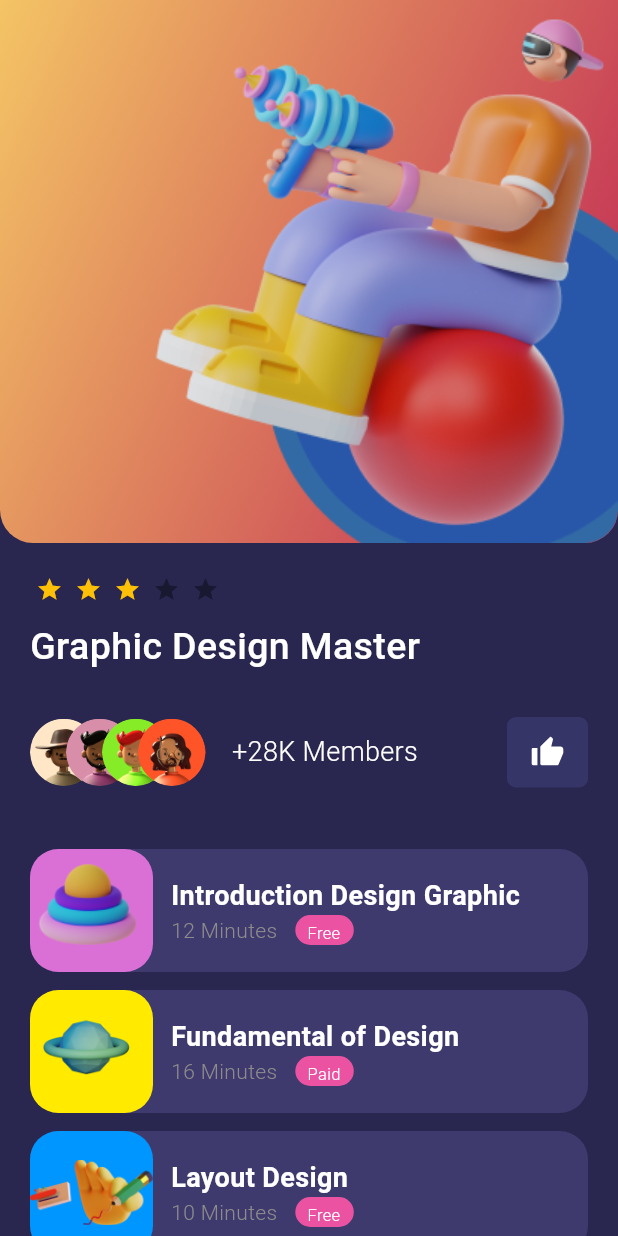
After one commit to Chirran-CR/Course-Selling-App-UI-Design, a Flutter app: the screen it shows after launch, after a tap on "Recomended", on a phone screen of 412 x 824 dp. The commit adds this screen. Run offline on Flutter 3.47's test engine with Material 3 defaults, Android fonts, the phone set to English and light mode, and no system bars; drawn by our look-alikes of flutter_rating_bar; our stand-ins replace flutter_svg, google_fonts.

Commit message:
Detailed course screen is done

```diff
--- a/lib/components/components.dart
+++ b/lib/components/components.dart
@@ -1,2 +1,3 @@
 export "course.dart";
 export "course_with_rating.dart";
+export "course_detail.dart";
--- /dev/null
+++ b/lib/components/course_detail.dart
@@ -0,0 +1,6 @@
+class CourseDetail{
+  String courseName, courseDuration, courseAvailability, courseImage;
+  int courseColor;
+  CourseDetail(this.courseName, this.courseDuration, this.courseAvailability, this.courseImage, this.courseColor);
+
+}
--- a/lib/main.dart
+++ b/lib/main.dart
@@ -12,6 +12,9 @@ class MyApp extends StatelessWidget {
   Widget build(BuildContext context) {
     return  MaterialApp(
       debugShowCheckedModeBanner: false,
+      theme: ThemeData(
+        primaryColor: const Color(0xFF29274F),
+      ),
       home: HomeScreen(),
     );
   }
--- /dev/null
+++ b/lib/screens/course_detail_screen.dart
@@ -0,0 +1,233 @@
+import "package:flutter/material.dart";
+import 'package:flutter_rating_bar/flutter_rating_bar.dart';
+import 'package:flutter_svg/svg.dart';
+import 'package:google_fonts/google_fonts.dart';
+import 'package:online_course_app/components/components.dart';
+import 'package:online_course_app/widgets/widgets.dart';
+
+class CourseDetailScreen extends StatelessWidget {
+  CourseDetailScreen({super.key});
+
+  final List<CourseDetail> courseDetail = getCourseDetail();
+
+  @override
+  Widget build(BuildContext context) {
+    return Scaffold(
+      backgroundColor: Theme.of(context).primaryColor,
+      body: SafeArea(
+        child: ListView(
+          physics: const BouncingScrollPhysics(),
+          children: [
+            Container(
+              height: 362,
+              decoration: const BoxDecoration(
+                borderRadius: BorderRadius.only(
+                  bottomLeft: Radius.circular(22),
+                  bottomRight: Radius.circular(22),
+                ),
+                gradient: LinearGradient(
+                    begin: Alignment.topLeft,
+                    end: Alignment(1, 0),
+                    colors: <Color>[
+                      Color(0xFFF4C465),
+                      Color(0xFFC63956),
+                    ]),
+                image: DecorationImage(
+                  alignment: Alignment.bottomRight,
+                  image: AssetImage("assets/images/img_saly36_detail.png"),
+                ),
+              ),
+            ),
+            Padding(
+              padding: const EdgeInsets.only(left: 20, top: 22, right: 20),
+              child: Column(
+                crossAxisAlignment: CrossAxisAlignment.start,
+                children: [
+                  RatingBar.builder(
+                    initialRating: 3,
+                    minRating: 1,
+                    direction: Axis.horizontal,
+                    allowHalfRating: true,
+                    itemCount: 5,
+                    itemSize: 18,
+                    itemPadding: const EdgeInsets.symmetric(horizontal: 4.0),
+                    itemBuilder: (context, _) => const Icon(
+                      Icons.star,
+                      color: Colors.amber,
+                    ),
+                    onRatingUpdate: (rating) {
+                      print(rating);
+                    },
+                  ),
+                  const SizedBox(height: 11),
+                  Text(
+                    "Graphic Design Master",
+                    style: GoogleFonts.roboto(
+                      color: Colors.white,
+                      fontSize: 25,
+                      fontWeight: FontWeight.w500,
+                    ),
+                  ),
+                  const SizedBox(height: 29),
+                  Row(
+                    mainAxisAlignment: MainAxisAlignment.spaceBetween,
+                    children: [
+                      Row(
+                        children: [
+                          SizedBox(
+                            width: 122.5,
+                            child: Stack(
+                              children: [
+                                Positioned(
+                                  child: Container(
+                                    height: 45,
+                                    width: 45,
+                                    decoration: const BoxDecoration(
+                                      shape: BoxShape.circle,
+                                      image: DecorationImage(
+                                        image: AssetImage(
+                                            "assets/images/img_user1.png"),
+                                      ),
+                                    ),
+                                    // child: Image.asset(
+                                    //     "assets/images/img_user1.png"),
+                                  ),
+                                ),
+                                Positioned(
+                                  left: 24,
+                                  child: Container(
+                                    height: 45,
+                                    width: 45,
+                                    decoration: const BoxDecoration(
+                                      shape: BoxShape.circle,
+                                      image: DecorationImage(
+                                        image: AssetImage(
+                                            "assets/images/img_user2.png"),
+                                      ),
+                                    ),
+                                  ),
+                                ),
+                                Positioned(
+                                  left: 48,
+                                  child: Container(
+                                    height: 45,
+                                    width: 45,
+                                    decoration: const BoxDecoration(
+                                      shape: BoxShape.circle,
+                                      image: DecorationImage(
+                                        image: AssetImage(
+                                            "assets/images/img_user3.png"),
+                                      ),
+                                    ),
+                                  ),
+                                ),
+                                Positioned(
+                                  left: 72,
+                                  child: Container(
+                                    height: 45,
+                                    width: 45,
+                                    decoration: const BoxDecoration(
+                                      shape: BoxShape.circle,
+                                      image: DecorationImage(
+                                        image: AssetImage(
+                                            "assets/images/img_user4.png"),
+                                      ),
+                                    ),
+                                  ),
+                                ),
+                              ],
+                            ),
+                          ),
+                          const SizedBox(width: 12),
+                          Text(
+                            "+28K Members",
+                            style: GoogleFonts.roboto(
+                              color: Colors.white,
+                              fontSize: 18,
+                              fontWeight: FontWeight.w300,
+                            ),
+                          ),
+                        ],
+                      ),
+                      Container(
+                        height: 47,
+                        width: 54,
+                        decoration: BoxDecoration(
+                          color: const Color(0xFF353567),
+                          borderRadius: BorderRadius.circular(6),
+                        ),
+                        child: Padding(
+                          padding: const EdgeInsets.symmetric(
+                            horizontal: 15,
+                            vertical: 12,
+                          ),
+                          child:
+                              SvgPicture.asset("assets/images/icon_like.svg"),
+                        ),
+                      ),
+                    ],
+                  ),
+                ],
+              ),
+            ),
+            const SizedBox(
+              height: 41,
+            ),
+            SizedBox(
+              height: 300,
+              child: ListView.builder(
+                itemCount: 10,
+                shrinkWrap: true,
+                physics: const BouncingScrollPhysics(),
+                itemBuilder: (context, index) {
+                  return VerticalCourseDetailList(
+                      courseName: courseDetail[index].courseName,
+                      courseDuration: courseDetail[index].courseDuration,
+                      courseAvailability:
+                          courseDetail[index].courseAvailability,
+                      courseImage: courseDetail[index].courseImage,
+                      courseColor: courseDetail[index].courseColor);
+                },
+              ),
+            ),
+          ],
+        ),
+      ),
+    );
+  }
+}
+
+List<CourseDetail> getCourseDetail() {
+  const String imageAssets = "assets/images/";
+
+  List<String> courseName = [
+    "Introduction Design Graphic",
+    "Fundamental of Design",
+    "Layout Design"
+  ];
+  List<String> courseDuration = ["12 Minutes", "16 Minutes", "10 Minutes"];
+  List<String> courseAvailability = ["Free", "Paid", "Free"];
+  List<String> courseImage = [
+    "${imageAssets}img_saly20.png",
+    "${imageAssets}img_saly21.png",
+    "${imageAssets}img_saly25.png",
+  ];
+  List<int> courseColor = [0xFFDA70D6, 0xFFFFEA00, 0xFF0096FF];
+
+  List<CourseDetail> courseWithDetail = [];
+
+  for (int i = 0; i < 10; i++) {
+    if (i % 3 == 0) {
+      courseWithDetail.add(CourseDetail(courseName[0], courseDuration[0],
+          courseAvailability[0], courseImage[0], courseColor[0]));
+    } else if (i % 3 == 1) {
+      courseWithDetail.add(CourseDetail(courseName[1], courseDuration[1],
+          courseAvailability[1], courseImage[1], courseColor[1]));
+    } else {
+      courseWithDetail.add(CourseDetail(courseName[2], courseDuration[2],
+          courseAvailability[2], courseImage[2], courseColor[2]));
+    }
+  }
+
+  return courseWithDetail;
+}
--- a/lib/screens/home_screen.dart
+++ b/lib/screens/home_screen.dart
@@ -2,6 +2,7 @@ import "package:flutter/material.dart";
 import "package:flutter/rendering.dart";
 import "package:google_fonts/google_fonts.dart";
 import "package:online_course_app/components/components.dart";
+import "package:online_course_app/screens/course_detail_screen.dart";
 import "package:online_course_app/widgets/widgets.dart";
 
 class HomeScreen extends StatelessWidget {
@@ -12,7 +13,8 @@ class HomeScreen extends StatelessWidget {
   @override
   Widget build(BuildContext context) {
     return Scaffold(
-      backgroundColor: const Color(0xFF29274F),
+      // backgroundColor: const Color(0xFF29274F),
+      backgroundColor: Theme.of(context).primaryColor,
       body: SafeArea(
         child: ListView(
           padding: const EdgeInsets.only(
@@ -35,6 +37,15 @@ class HomeScreen extends StatelessWidget {
                     height: 1, //height of line & gap between line
                   ),
                 ),
+                // GestureDetector(
+                //   onTap: () {
+                //     Navigator.push(
+                //       context,
+                //       MaterialPageRoute(
+                //           builder: (context) => const CourseDetailScreen()),
+                //     );
+                //   },
+                // ),
                 Text(
                   "Master Class",
                   style: GoogleFonts.roboto(
@@ -111,6 +122,7 @@ class HomeScreen extends StatelessWidget {
                 scrollDirection: Axis.vertical,
                 itemCount: 6,
                 shrinkWrap: true,
+                physics: const BouncingScrollPhysics(),
                 itemBuilder: (context, index) {
                   // return Container(
                   //   height: 92,
--- a/lib/widgets/horizontal_course_list.dart
+++ b/lib/widgets/horizontal_course_list.dart
@@ -1,5 +1,6 @@
 import "package:flutter/material.dart";
 import "package:google_fonts/google_fonts.dart";
+import "package:online_course_app/screens/course_detail_screen.dart";
 
 class HorizontalCourseList extends StatelessWidget {
   final int startColor, endColor, headlineColor;
@@ -17,12 +18,21 @@ class HorizontalCourseList extends StatelessWidget {
   Widget build(BuildContext context) {
     return Padding(
       padding: const EdgeInsets.only(right: 26),
+      child: GestureDetector(
+        onTap: () {
+          print("hello");
+          Navigator.of(context).push(
+            MaterialPageRoute(
+              builder: (context) =>  CourseDetailScreen(),
+            ),
+          );
+        },
         child: Container(
           height: 349,
           width: 256,
           decoration: BoxDecoration(
-          borderRadius:
-              const BorderRadius.all(Radius.circular(22)), //more customization
+            borderRadius: const BorderRadius.all(
+                Radius.circular(22)), //more customization
             // borderRadius: BorderRadius.circular(22), //more concise
             gradient: LinearGradient(
               begin: Alignment.topLeft,
@@ -80,6 +90,7 @@ class HorizontalCourseList extends StatelessWidget {
             ],
           ),
         ),
+      ),
     );
   }
 }
--- /dev/null
+++ b/lib/widgets/vertical_course_detail_list.dart
@@ -0,0 +1,100 @@
+import "package:flutter/material.dart";
+import "package:google_fonts/google_fonts.dart";
+
+class VerticalCourseDetailList extends StatelessWidget {
+  final String courseName, courseDuration, courseAvailability, courseImage;
+  final int courseColor;
+
+  const VerticalCourseDetailList(
+      {super.key,
+      required this.courseName,
+      required this.courseDuration,
+      required this.courseAvailability,
+      required this.courseImage,
+      required this.courseColor});
+
+  @override
+  Widget build(BuildContext context) {
+    return Padding(
+      padding: const EdgeInsets.only(bottom: 12, left: 20, right: 20),
+      child: Container(
+        height: 82,
+        width: 374,
+        decoration: BoxDecoration(
+          color: const Color(0xFF3E3A6D),
+          borderRadius: BorderRadius.circular(19),
+        ),
+        child: Row(
+          children: [
+            Container(
+              height: 82,
+              width: 82,
+              decoration: BoxDecoration(
+                color: Color(courseColor),
+                borderRadius: BorderRadius.circular(19),
+                image: DecorationImage(
+                  image: AssetImage(courseImage),
+                ),
+              ),
+            ),
+            Expanded(
+              child: Padding(
+                padding: const EdgeInsets.only(left: 12),
+                child: Column(
+                    crossAxisAlignment: CrossAxisAlignment.start,
+                    mainAxisAlignment: MainAxisAlignment.center,
+                    children: [
+                      Text(
+                        courseName,
+                        style: GoogleFonts.roboto(
+                          color: Colors.white,
+                          fontSize: 18,
+                          fontWeight: FontWeight.w600,
+                        ),
+                      ),
+                      Row(
+                        children: [
+                          Text(
+                            courseDuration,
+                            style: GoogleFonts.roboto(
+                              color: const Color(0xFF8C8C8C),
+                              fontSize: 14,
+                              fontWeight: FontWeight.w300,
+                            ),
+                          ),
+                          const SizedBox(
+                            width: 12,
+                          ),
+                          Container(
+                            width: 39,
+                            height: 20,
+                            decoration: BoxDecoration(
+                              borderRadius: BorderRadius.circular(10),
+                              color: const Color(0xFFEB53A2),
+                            ),
+                            child: Padding(
+                              padding: const EdgeInsets.symmetric(
+                                horizontal: 8,
+                                vertical: 4,
+                              ),
+                              child: Text(
+                                courseAvailability,
+                                style: GoogleFonts.roboto(
+                                  color: Colors.white,
+                                  fontSize: 11,
+                                  fontWeight: FontWeight.w300,
+                                ),
+                              ),
+                            ),
+                          ),
+                        ],
+                      ),
+                    ]),
+              ),
+            ),
+          ],
+        ),
+      ),
+    );
+  }
+}
--- a/lib/widgets/widgets.dart
+++ b/lib/widgets/widgets.dart
@@ -1,2 +1,3 @@
 export "horizontal_course_list.dart";
 export "vertical_course_list.dart";
+export "vertical_course_detail_list.dart";
--- a/pubspec.yaml
+++ b/pubspec.yaml
@@ -36,6 +36,7 @@ dependencies:
   cupertino_icons: ^1.0.2
   google_fonts: ^5.1.0
   flutter_rating_bar: ^4.0.1
+  flutter_svg: ^2.0.7
 
 dev_dependencies:
   flutter_test:
```
Also changed, not shown: assets/images/img_saly21.png (added), pubspec.lock. Lines whose indentation alone changed are shown as unchanged.
